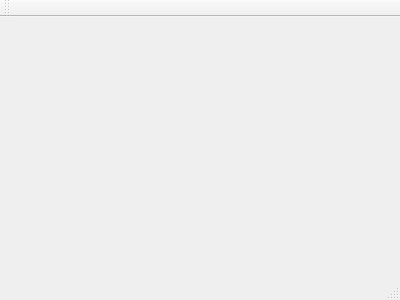
Before: the Qt Designer form QT_APP/mainwindow.ui in phamhoangbl/qttut, drawn with Qt 5.
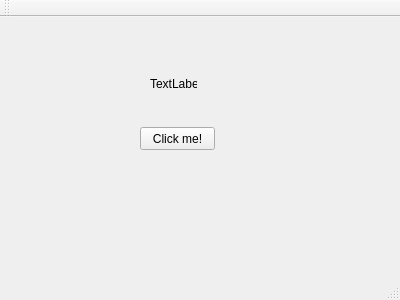
After: the same form once the commit is applied.

```diff
--- a/QT_APP/mainwindow.ui
+++ b/QT_APP/mainwindow.ui
@@ -12,13 +12,55 @@
   <property name="windowTitle" >
    <string>MainWindow</string>
   </property>
-  <widget class="QMenuBar" name="menuBar" />
-  <widget class="QToolBar" name="mainToolBar" />
-  <widget class="QWidget" name="centralWidget" />
-  <widget class="QStatusBar" name="statusBar" />
+  <widget class="QWidget" name="centralWidget">
+   <widget class="QLabel" name="myLabel">
+    <property name="geometry">
+     <rect>
+      <x>150</x>
+      <y>60</y>
+      <width>47</width>
+      <height>13</height>
+     </rect>
+    </property>
+    <property name="text">
+     <string>TextLabel</string>
+    </property>
+   </widget>
+   <widget class="QPushButton" name="myButton">
+    <property name="geometry">
+     <rect>
+      <x>140</x>
+      <y>110</y>
+      <width>75</width>
+      <height>23</height>
+     </rect>
+    </property>
+    <property name="text">
+     <string>Click me!</string>
+    </property>
+   </widget>
+  </widget>
+  <widget class="QMenuBar" name="menuBar">
+   <property name="geometry">
+    <rect>
+     <x>0</x>
+     <y>0</y>
+     <width>400</width>
+     <height>18</height>
+    </rect>
+   </property>
+  </widget>
+  <widget class="QToolBar" name="mainToolBar">
+   <attribute name="toolBarArea">
+    <enum>TopToolBarArea</enum>
+   </attribute>
+   <attribute name="toolBarBreak">
+    <bool>false</bool>
+   </attribute>
+  </widget>
+  <widget class="QStatusBar" name="statusBar"/>
  </widget>
- <layoutDefault spacing="6" margin="11" />
- <pixmapfunction></pixmapfunction>
+ <layoutdefault spacing="6" margin="11"/>
  <resources/>
  <connections/>
 </ui>
```
Left out of the diff: 7 changed lines with no effect on the pictures.
